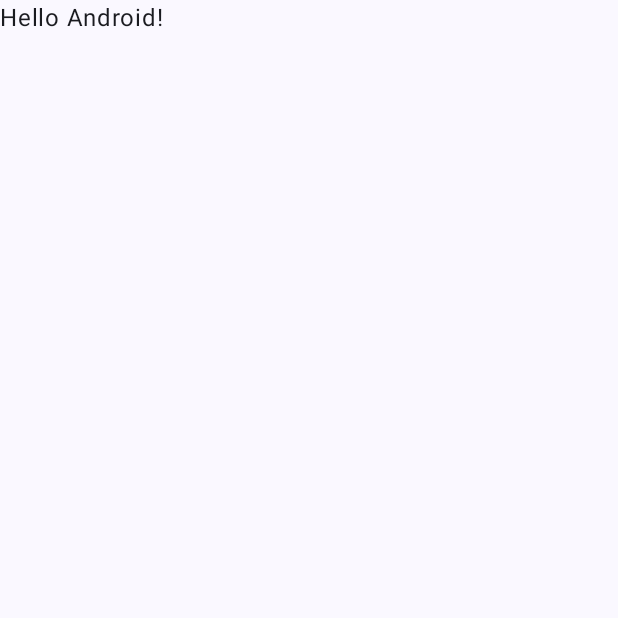
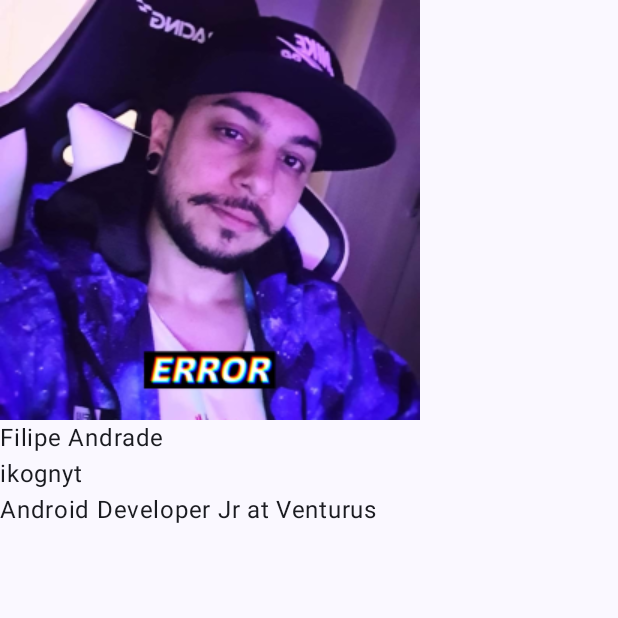
Before and after one commit to Ikognyt/DevHub, an Android app built with Jetpack Compose: the screen it shows after launch (MainActivity), on a phone screen of 412 x 824 dp, the top half of it. Before the commit the part shown is almost empty. Run offline under Robolectric (Android 15) with nearby library versions, the phone set to English and light mode, and no system bars.

Commit message:
Day 1/7 complete

```diff
--- a/app/src/main/java/br/com/ylotec/devhub/MainActivity.kt
+++ b/app/src/main/java/br/com/ylotec/devhub/MainActivity.kt
@@ -1,14 +1,23 @@
 package br.com.ylotec.devhub
 
+import android.media.Image
 import android.os.Bundle
 import androidx.activity.ComponentActivity
 import androidx.activity.compose.setContent
+import androidx.compose.foundation.Image
+import androidx.compose.foundation.layout.Box
+import androidx.compose.foundation.layout.Column
+import androidx.compose.foundation.layout.Row
 import androidx.compose.foundation.layout.fillMaxSize
+import androidx.compose.material3.Icon
 import androidx.compose.material3.MaterialTheme
 import androidx.compose.material3.Surface
 import androidx.compose.material3.Text
 import androidx.compose.runtime.Composable
+import androidx.compose.ui.Alignment
 import androidx.compose.ui.Modifier
+import androidx.compose.ui.res.painterResource
+import androidx.compose.ui.semantics.Role.Companion.Image
 import androidx.compose.ui.tooling.preview.Preview
 import br.com.ylotec.devhub.ui.theme.DevHubTheme
 
@@ -22,22 +31,22 @@ class MainActivity : ComponentActivity() {
                     modifier = Modifier.fillMaxSize(),
                     color = MaterialTheme.colorScheme.background
                 ) {
-                    Greeting("Android")
+                    ArtistAvatar()
                 }
             }
         }
     }
+
+    @Composable
+    fun ArtistAvatar() {
+        Column {
+            Image(painter = painterResource(id = R.drawable.filipe_fb_rzd),
+                    contentDescription = "Foto do usuário")
+            Text("Filipe Andrade")
+            Text("ikognyt")
+            Text("Android Developer Jr at Venturus ")
+        }
+
+    }
+
 }
-
-@Composable
-fun Greeting(name: String) {
-    Text(text = "Hello $name!")
-}
-
-@Preview(showBackground = true)
-@Composable
-fun DefaultPreview() {
-    DevHubTheme {
-        Greeting("Android")
-    }
-}
```
Also changed, not shown: app/src/main/res/drawable/filipe_fb_rzd.png (added).
